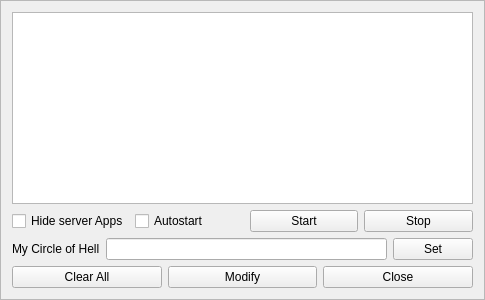
Qt form mqt/MqtBase/tconfigframe.ui (zsteva/backup-minos2) before a commit.
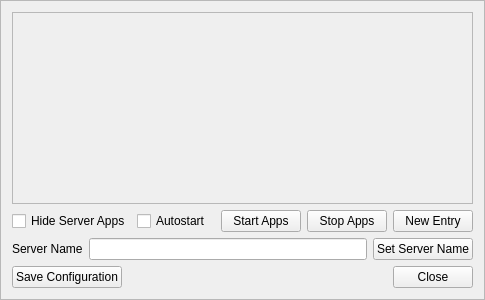
The same form after that commit.

```diff
--- a/mqt/MqtBase/tconfigframe.ui
+++ b/mqt/MqtBase/tconfigframe.ui
@@ -21,14 +21,28 @@
   </property>
   <layout class="QVBoxLayout" name="verticalLayout">
    <item>
-    <widget class="QListWidget" name="ElementListBox"/>
+    <widget class="QScrollArea" name="elementScrollArea">
+     <property name="widgetResizable">
+      <bool>true</bool>
+     </property>
+     <widget class="QWidget" name="scrollAreaWidgetContents">
+      <property name="geometry">
+       <rect>
+        <x>0</x>
+        <y>0</y>
+        <width>463</width>
+        <height>188</height>
+       </rect>
+      </property>
+     </widget>
+    </widget>
    </item>
    <item>
     <layout class="QHBoxLayout" name="horizontalLayout_3">
      <item>
       <widget class="QCheckBox" name="HideCheckBox">
        <property name="text">
-        <string>Hide server Apps</string>
+        <string>Hide Server Apps</string>
        </property>
       </widget>
      </item>
@@ -42,14 +56,21 @@
      <item>
       <widget class="QPushButton" name="StartButton">
        <property name="text">
-        <string>Start</string>
+        <string>Start Apps</string>
        </property>
       </widget>
      </item>
      <item>
       <widget class="QPushButton" name="StopButton">
        <property name="text">
-        <string>Stop</string>
+        <string>Stop Apps</string>
+       </property>
+      </widget>
+     </item>
+     <item>
+      <widget class="QPushButton" name="newElementButton">
+       <property name="text">
+        <string>New Entry</string>
        </property>
       </widget>
      </item>
@@ -60,7 +81,7 @@
      <item>
       <widget class="QLabel" name="label">
        <property name="text">
-        <string>My Circle of Hell</string>
+        <string>Server Name</string>
        </property>
       </widget>
      </item>
@@ -70,7 +91,7 @@
      <item>
       <widget class="QPushButton" name="SetButton">
        <property name="text">
-        <string>Set</string>
+        <string>Set Server Name</string>
        </property>
       </widget>
      </item>
@@ -79,18 +100,24 @@
    <item>
     <layout class="QHBoxLayout" name="horizontalLayout">
      <item>
-      <widget class="QPushButton" name="ClearAllButton">
+      <widget class="QPushButton" name="saveButton">
        <property name="text">
-        <string>Clear All</string>
+        <string>Save Configuration</string>
        </property>
       </widget>
      </item>
      <item>
-      <widget class="QPushButton" name="ModifyButton">
-       <property name="text">
-        <string>Modify</string>
+      <spacer name="horizontalSpacer">
+       <property name="orientation">
+        <enum>Qt::Horizontal</enum>
        </property>
-      </widget>
+       <property name="sizeHint" stdset="0">
+        <size>
+         <width>40</width>
+         <height>20</height>
+        </size>
+       </property>
+      </spacer>
      </item>
      <item>
       <widget class="QPushButton" name="CancelButton">
```
